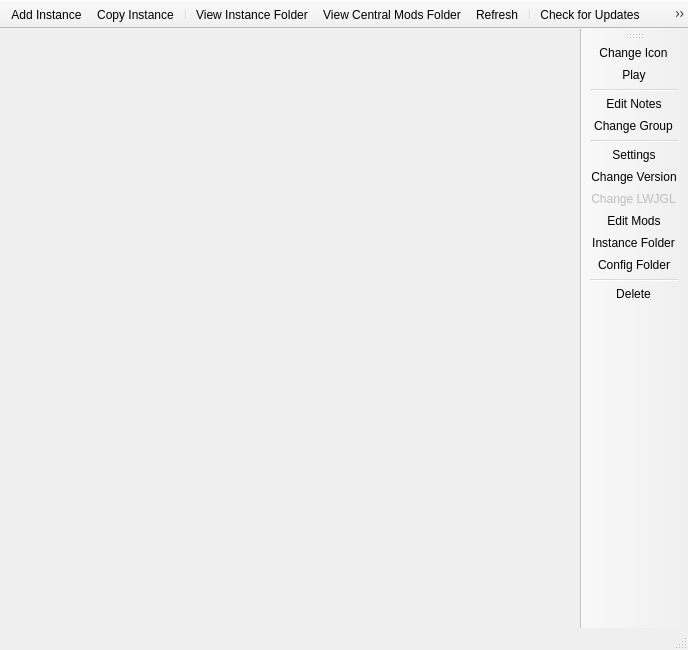
The window that gui/MainWindow.ui (FreesmTeam/FreesmLauncher) describes before a commit, drawn with Qt 5.
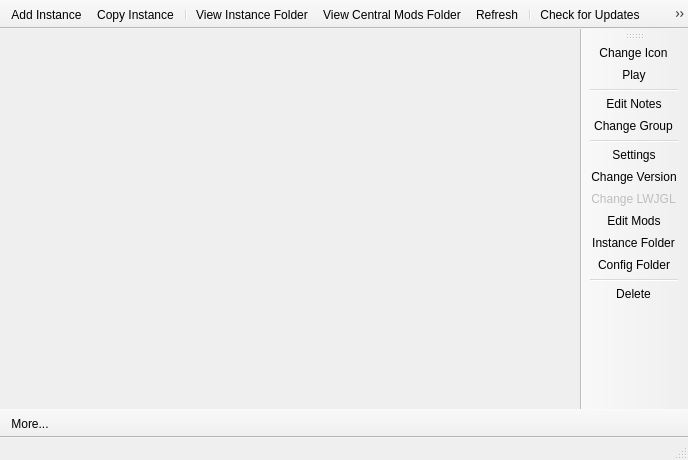
The same window after the commit. Icons and pictures are not drawn.

Commit message: Add news checking system and news toolbar

Diff of the .ui file:
```diff
--- a/gui/MainWindow.ui
+++ b/gui/MainWindow.ui
@@ -7,7 +7,7 @@
     <x>0</x>
     <y>0</y>
     <width>688</width>
-    <height>650</height>
+    <height>460</height>
    </rect>
   </property>
   <property name="windowTitle">
@@ -72,7 +72,6 @@
    <addaction name="actionSettings"/>
    <addaction name="separator"/>
    <addaction name="actionReportBug"/>
-   <addaction name="actionNews"/>
    <addaction name="actionAbout"/>
    <addaction name="separator"/>
    <addaction name="actionCAT"/>
@@ -121,6 +120,36 @@
    <addaction name="separator"/>
    <addaction name="actionDeleteInstance"/>
   </widget>
+  <widget class="QToolBar" name="newsToolBar">
+   <property name="windowTitle">
+    <string>News Toolbar</string>
+   </property>
+   <property name="movable">
+    <bool>false</bool>
+   </property>
+   <property name="allowedAreas">
+    <set>Qt::BottomToolBarArea</set>
+   </property>
+   <property name="iconSize">
+    <size>
+     <width>16</width>
+     <height>16</height>
+    </size>
+   </property>
+   <property name="toolButtonStyle">
+    <enum>Qt::ToolButtonTextBesideIcon</enum>
+   </property>
+   <property name="floatable">
+    <bool>false</bool>
+   </property>
+   <attribute name="toolBarArea">
+    <enum>BottomToolBarArea</enum>
+   </attribute>
+   <attribute name="toolBarBreak">
+    <bool>false</bool>
+   </attribute>
+   <addaction name="actionMoreNews"/>
+  </widget>
   <action name="actionAddInstance">
    <property name="icon">
     <iconset resource="../graphics.qrc">
@@ -229,19 +258,22 @@
     <string>Open the bug tracker to report a bug with MultiMC.</string>
    </property>
   </action>
-  <action name="actionNews">
+  <action name="actionMoreNews">
    <property name="icon">
     <iconset resource="../graphics.qrc">
      <normaloff>:/icons/toolbar/news</normaloff>:/icons/toolbar/news</iconset>
    </property>
    <property name="text">
-    <string>News</string>
+    <string>More News</string>
+   </property>
+   <property name="iconText">
+    <string>More...</string>
    </property>
    <property name="toolTip">
-    <string>Open the MultiMC dev blog to read news about MultiMC.</string>
+    <string>Open the MultiMC development blog to read more news about MultiMC.</string>
    </property>
    <property name="statusTip">
-    <string>Open the MultiMC dev blog to read news about MultiMC.</string>
+    <string>Open the MultiMC development blog to read more news about MultiMC.</string>
    </property>
   </action>
   <action name="actionAbout">
```
The commit also changes 4 other files.
